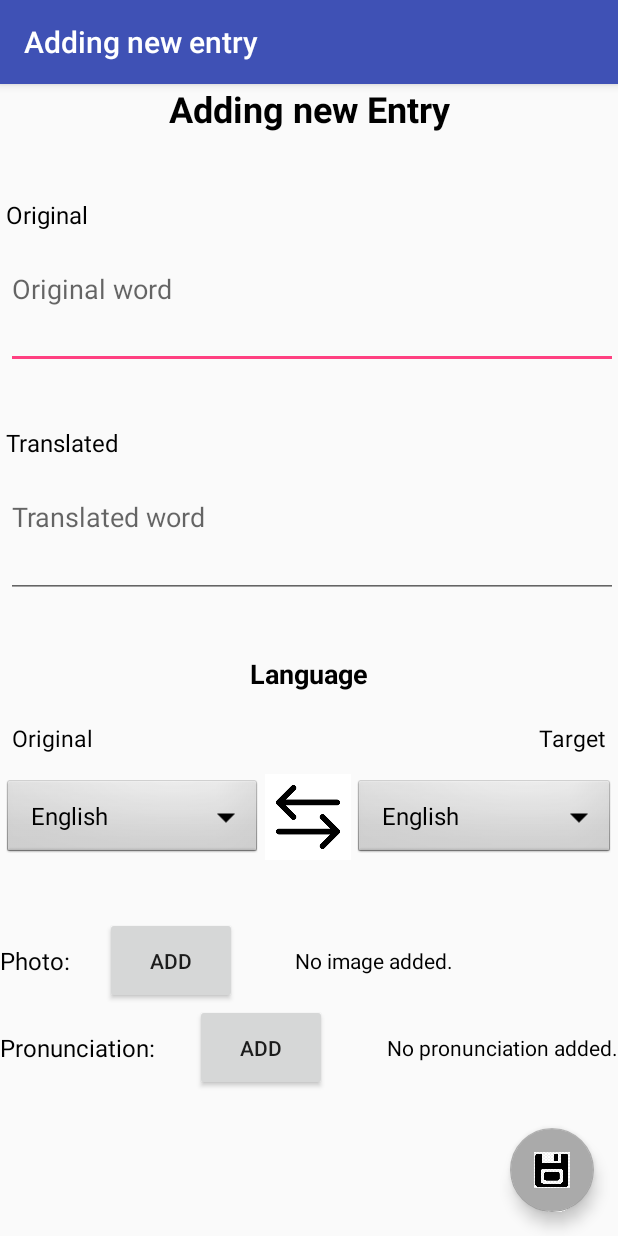
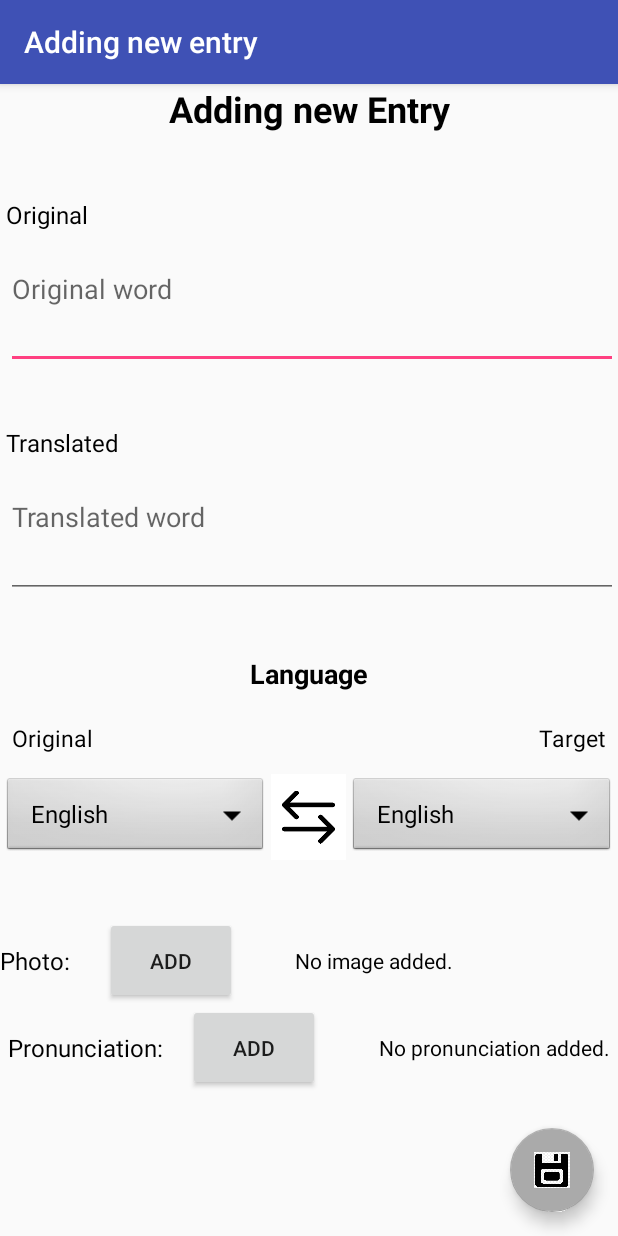
Before and after one commit to yvheng/LexiconDictionary, an Android app: the AddActivity screen opened directly, with no data from a screen before it, on a phone screen of 412 x 824 dp. Run offline under Robolectric (Android 15) with nearby library versions, the light colour scheme and no system bars.

Commit message:
UI update

```diff
--- a/app/src/main/res/layout/activity_add.xml
+++ b/app/src/main/res/layout/activity_add.xml
@@ -26,7 +26,7 @@
         app:layout_constraintTop_toTopOf="parent"
         app:layout_constraintVertical_bias="1.0"
         app:srcCompat="@drawable/save_fab"
-        tools:theme="@style/AppTheme"></android.support.design.widget.FloatingActionButton>
+        tools:theme="@style/AppTheme"/>
 
     <LinearLayout
         android:layout_width="0dp"
@@ -58,6 +58,7 @@
             android:layout_height="0dp"
             android:layout_weight="1"
             android:layout_marginLeft="4dp"
+            android:layout_marginStart="4dp"
             android:text="@string/text_original"
             android:textColor="@android:color/black"
             android:textSize="16sp" />
@@ -68,6 +69,7 @@
             android:layout_height="0dp"
             android:layout_weight="2"
             android:layout_marginLeft="4dp"
+            android:layout_marginStart="4dp"
             android:ems="10"
             android:gravity="start"
             android:hint="@string/text_originalWord"
@@ -86,6 +88,7 @@
             android:layout_height="0dp"
             android:layout_weight="1"
             android:layout_marginLeft="4dp"
+            android:layout_marginStart="4dp"
             android:text="@string/text_translated"
             android:textColor="@android:color/black"
             android:textSize="16sp" />
@@ -96,6 +99,7 @@
             android:layout_height="0dp"
             android:layout_weight="2"
             android:layout_marginLeft="4dp"
+            android:layout_marginStart="4dp"
             android:ems="10"
             android:hint="@string/text_translatedWord"
             android:gravity="start"
@@ -162,50 +166,59 @@
                 android:layout_marginEnd="8dp" />
         </android.support.constraint.ConstraintLayout>
 
-        <LinearLayout
+        <RelativeLayout
             android:layout_width="match_parent"
             android:layout_height="0dp"
             android:layout_marginTop="3dp"
             android:layout_weight="1.5"
-            android:orientation="horizontal"
-            android:weightSum="7">
+            android:orientation="horizontal">
 
             <Spinner
                 android:id="@+id/translateFrom"
-                android:layout_width="0dp"
+                android:layout_width="160dp"
                 android:layout_height="match_parent"
                 android:layout_marginBottom="0dp"
                 android:layout_marginLeft="2dp"
                 android:layout_marginRight="2dp"
                 android:layout_marginTop="2dp"
-                android:layout_weight="3"
                 android:background="@android:drawable/btn_dropdown"
-                android:spinnerMode="dropdown" />
+                android:spinnerMode="dropdown"
+                android:layout_alignParentLeft="true"
+                android:layout_alignParentStart="true"
+                android:layout_toLeftOf="@id/exchange"
+                android:layout_toStartOf="@id/exchange"
+                android:layout_centerVertical="true"/>
 
             <ImageButton
                 android:id="@+id/exchange"
-                android:layout_width="0dp"
+                android:layout_width="50dp"
                 android:layout_height="wrap_content"
-                android:layout_weight="1"
                 android:adjustViewBounds="true"
                 android:background="@android:color/white"
+                android:contentDescription="@string/txt_exchangeDesc"
                 android:padding="7dp"
                 android:scaleType="fitCenter"
-                app:srcCompat="@drawable/exchange_button" />
+                app:srcCompat="@drawable/exchange_button"
+                android:layout_alignParentTop="true"
+                android:layout_alignParentBottom="true"
+                android:layout_centerInParent="true"/>
 
             <Spinner
                 android:id="@+id/translateTo"
-                android:layout_width="0dp"
+                android:layout_width="160dp"
                 android:layout_height="match_parent"
                 android:layout_marginBottom="0dp"
                 android:layout_marginLeft="2dp"
                 android:layout_marginRight="2dp"
                 android:layout_marginTop="2dp"
-                android:layout_weight="3"
                 android:background="@android:drawable/btn_dropdown"
-                android:spinnerMode="dropdown" />
-
-        </LinearLayout>
+                android:spinnerMode="dropdown"
+                android:layout_alignParentEnd="true"
+                android:layout_alignParentRight="true"
+                android:layout_toRightOf="@id/exchange"
+                android:layout_toEndOf="@id/exchange"
+                android:layout_centerVertical="true"/>
+        </RelativeLayout>
 
         <TextView
             android:id="@+id/space3"
@@ -226,6 +239,7 @@
                 android:text="@string/text_photo"
                 android:textColor="@android:color/black"
                 android:layout_alignParentLeft="true"
+                android:layout_alignParentStart="true"
                 android:layout_alignParentTop="true"
                 android:layout_alignParentBottom="true"
                 android:textSize="16sp" />
@@ -235,9 +249,11 @@
                 android:layout_width="wrap_content"
                 android:layout_height="match_parent"
                 android:layout_alignParentLeft="true"
+                android:layout_alignParentStart="true"
                 android:layout_alignParentTop="true"
                 android:layout_alignParentBottom="true"
                 android:layout_marginLeft="70dp"
+                android:layout_marginStart="70dp"
                 android:text="@string/button_add" />
 
             <TextView
@@ -245,9 +261,11 @@
                 android:layout_width="wrap_content"
                 android:layout_height="match_parent"
                 android:layout_alignParentRight="true"
+                android:layout_alignParentEnd="true"
                 android:layout_alignParentTop="true"
                 android:layout_alignParentBottom="true"
                 android:layout_marginRight="110dp"
+                android:layout_marginEnd="110dp"
                 android:gravity="center_vertical"
                 android:text="@string/txt_noImage"
                 android:textColor="@android:color/black"
@@ -265,31 +283,39 @@
                 android:layout_height="match_parent"
                 android:layout_alignParentBottom="true"
                 android:layout_alignParentLeft="true"
+                android:layout_alignParentStart="true"
                 android:layout_alignParentTop="true"
                 android:gravity="center_vertical"
                 android:text="@string/text_pronunciation"
                 android:textColor="@android:color/black"
-                android:textSize="16sp" />
+                android:textSize="16sp"
+                android:layout_marginStart="5dp"
+                android:layout_marginLeft="5dp"/>
 
             <Button
                 android:id="@+id/buttonVoice"
                 android:layout_width="wrap_content"
                 android:layout_height="match_parent"
                 android:layout_alignParentLeft="true"
+                android:layout_alignParentStart="true"
                 android:layout_alignParentTop="true"
-                android:layout_marginLeft="130dp"
-                android:text="@string/button_add" />
+                android:layout_marginLeft="125dp"
+                android:layout_marginStart="125dp"
+                android:text="@string/button_add"/>
 
             <TextView
                 android:id="@+id/textViewVoiceFileName"
                 android:layout_width="wrap_content"
                 android:layout_height="match_parent"
                 android:layout_alignParentRight="true"
+                android:layout_alignParentEnd="true"
                 android:layout_alignParentTop="true"
                 android:gravity="center_vertical"
                 android:text="@string/txt_noVoice"
                 android:textColor="@android:color/black"
-                android:textSize="14sp" />
+                android:textSize="14sp"
+                android:layout_marginRight="5dp"
+                android:layout_marginEnd="5dp"/>
         </RelativeLayout>
     </LinearLayout>
 
--- a/app/src/main/res/layout/activity_main.xml
+++ b/app/src/main/res/layout/activity_main.xml
@@ -33,6 +33,7 @@
         android:layout_width="wrap_content"
         android:layout_height="0dp"
         android:layout_marginLeft="6dp"
+        android:layout_marginStart="6dp"
         android:layout_weight="0.5"
         android:gravity="center_vertical"
         android:layout_gravity="start"
--- a/app/src/main/res/values/strings.xml
+++ b/app/src/main/res/values/strings.xml
@@ -23,4 +23,5 @@
     <string name="button_add">Add</string>
     <string name="text_newTranslate">New Translation</string>
     <string name="text_history">History</string>
+    <string name="txt_exchangeDesc">Button to swap the translation languages</string>
 </resources>
--- a/build.gradle
+++ b/build.gradle
@@ -6,7 +6,7 @@ buildscript {
         google()
     }
     dependencies {
-        classpath 'com.android.tools.build:gradle:3.1.4'
+        classpath 'com.android.tools.build:gradle:3.2.1'
 
         // NOTE: Do not place your application dependencies here; they belong
         // in the individual module build.gradle files
@@ -16,6 +16,7 @@ buildscript {
 allprojects {
     repositories {
         jcenter()
+        google()
     }
 }
 
```
Also changed, not shown: app/build.gradle (+7 -7 lines), app/src/main/res/layout/activity_display.xml (+28 -16 lines), gradle/wrapper/gradle-wrapper.properties.
